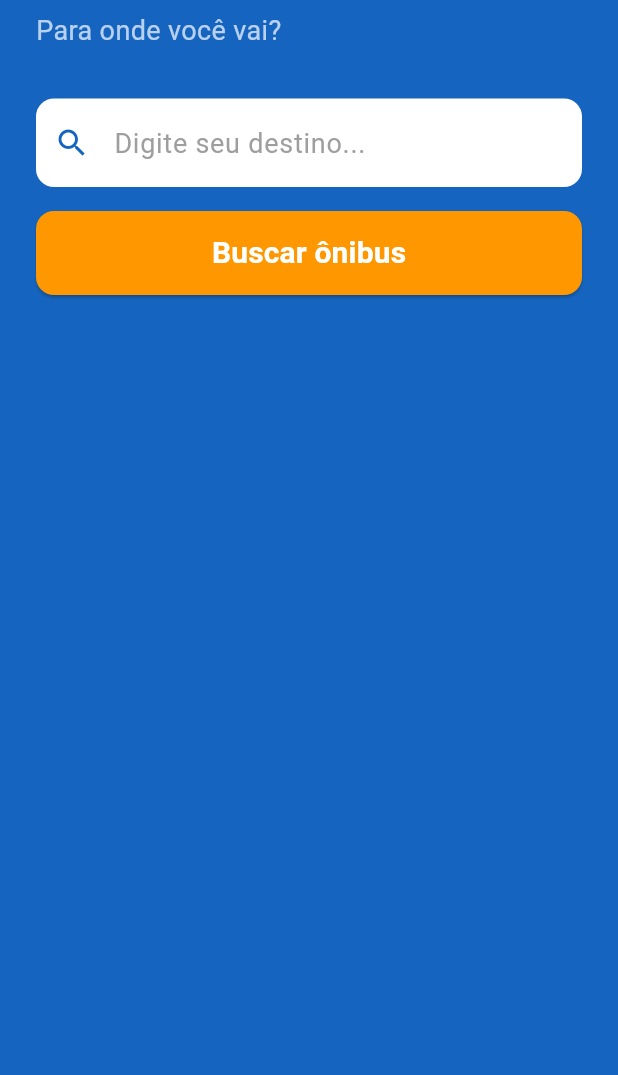
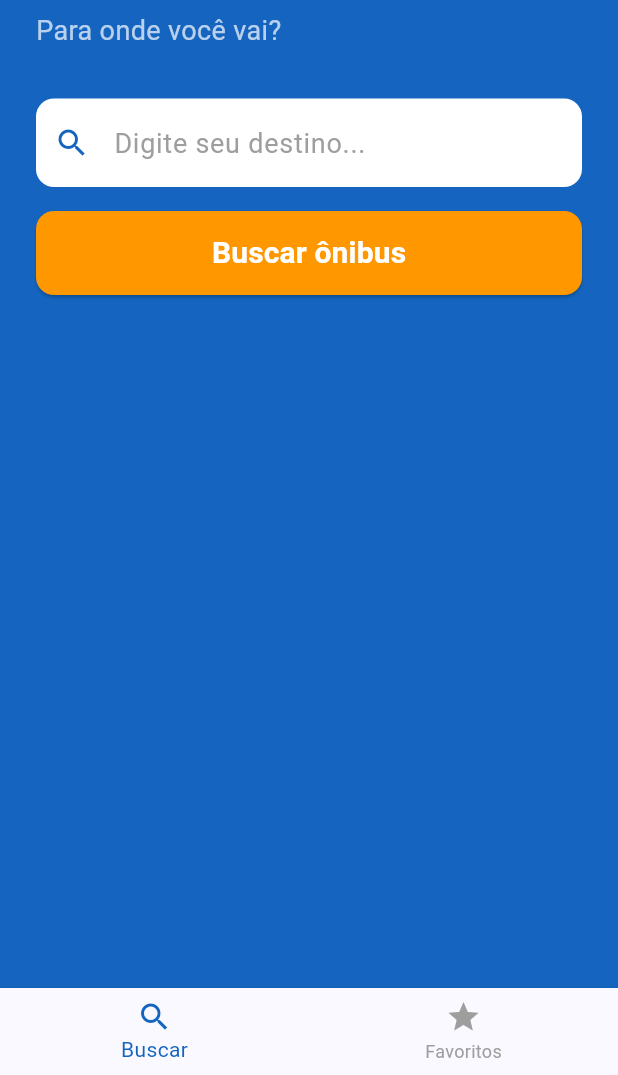
Before and after one commit to agaitecnology/vodibus-app, a Flutter app: the screen it shows after launch, on a phone screen of 412 x 824 dp, the part 161-1236 px from its top. Run offline on Flutter 3.47's test engine with Material 3 defaults, Android fonts, the phone set to English and light mode, and no system bars.

Commit message:
feat: barra de navegação inferior com Buscar e Favoritos

```diff
--- a/03_desenvolvimento/vodibus_app/lib/main.dart
+++ b/03_desenvolvimento/vodibus_app/lib/main.dart
@@ -1,5 +1,7 @@
 import 'package:flutter/material.dart';
 import 'screens/splash_screen.dart';
+import 'screens/home_screen.dart';
+import 'screens/favoritos_screen.dart';
 
 void main() {
   runApp(const VoDiBusApp());
@@ -21,3 +23,37 @@ class VoDiBusApp extends StatelessWidget {
     );
   }
 }
+
+class MainScreen extends StatefulWidget {
+  const MainScreen({super.key});
+
+  @override
+  State<MainScreen> createState() => _MainScreenState();
+}
+
+class _MainScreenState extends State<MainScreen> {
+  int _indiceAtual = 0;
+
+  final List<Widget> _telas = const [HomeScreen(), FavoritosScreen()];
+
+  @override
+  Widget build(BuildContext context) {
+    return Scaffold(
+      body: _telas[_indiceAtual],
+      bottomNavigationBar: BottomNavigationBar(
+        currentIndex: _indiceAtual,
+        onTap: (index) {
+          setState(() {
+            _indiceAtual = index;
+          });
+        },
+        selectedItemColor: const Color(0xFF1565C0),
+        unselectedItemColor: Colors.grey,
+        items: const [
+          BottomNavigationBarItem(icon: Icon(Icons.search), label: 'Buscar'),
+          BottomNavigationBarItem(icon: Icon(Icons.star), label: 'Favoritos'),
+        ],
+      ),
+    );
+  }
+}
--- a/03_desenvolvimento/vodibus_app/lib/screens/splash_screen.dart
+++ b/03_desenvolvimento/vodibus_app/lib/screens/splash_screen.dart
@@ -1,5 +1,5 @@
 import 'package:flutter/material.dart';
-import 'home_screen.dart';
+import 'package:vodibus_app/main.dart';
 
 class SplashScreen extends StatefulWidget {
   const SplashScreen({super.key});
@@ -16,7 +16,7 @@ class _SplashScreenState extends State<SplashScreen> {
       if (!mounted) return;
       Navigator.pushReplacement(
         context,
-        MaterialPageRoute(builder: (_) => const HomeScreen()),
+        MaterialPageRoute(builder: (_) => const MainScreen()),
       );
     });
   }
```
